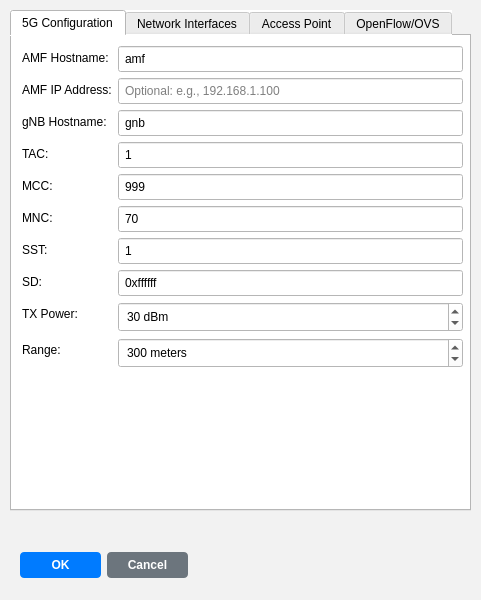
Above: netflux5g-editor/src/gui/ui/GNB_properties.ui from MELON-27AF/netflux5g-salman before the change. Below: the same form after it.
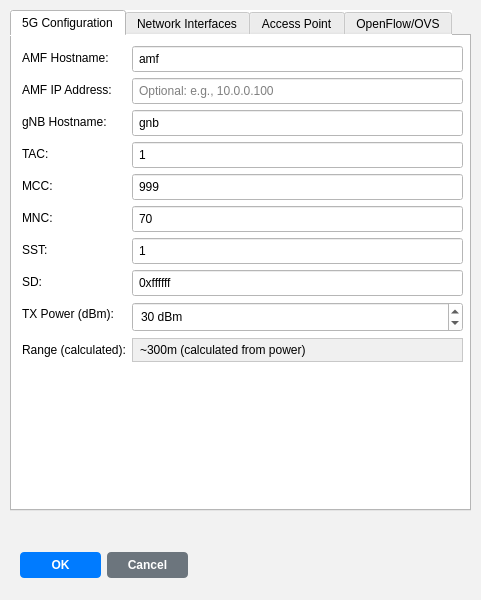
That is the form after the change. The open tabs and pages were chosen to show the change.

The edit to the form file:
```diff
--- a/netflux5g-editor/src/gui/ui/GNB_properties.ui
+++ b/netflux5g-editor/src/gui/ui/GNB_properties.ui
@@ -79,7 +79,7 @@
           <string/>
          </property>
          <property name="placeholderText">
-          <string>Optional: e.g., 192.168.1.100</string>
+          <string>Optional: e.g., 10.0.0.100</string>
          </property>
         </widget>
        </item>
@@ -188,7 +188,7 @@
        <item row="8" column="0">
         <widget class="QLabel" name="label_power">
          <property name="text">
-          <string>TX Power:</string>
+          <string>TX Power (dBm):</string>
          </property>
         </widget>
        </item>
@@ -214,26 +214,17 @@
        <item row="9" column="0">
         <widget class="QLabel" name="label_range">
          <property name="text">
-          <string>Range:</string>
+          <string>Range (calculated):</string>
          </property>
         </widget>
        </item>
        <item row="9" column="1">
-        <widget class="QSpinBox" name="GNB_Range">
+        <widget class="QLabel" name="GNB_RangeCalculated">
+         <property name="text">
+          <string>~300m (calculated from power)</string>
+         </property>
          <property name="styleSheet">
-          <string notr="true">background-color: rgb(255, 255, 255); padding: 4px;</string>
-         </property>
-         <property name="suffix">
-          <string> meters</string>
-         </property>
-         <property name="minimum">
-          <number>50</number>
-         </property>
-         <property name="maximum">
-          <number>1000</number>
-         </property>
-         <property name="value">
-          <number>300</number>
+          <string notr="true">background-color: rgb(240, 240, 240); padding: 4px; border: 1px solid rgb(200, 200, 200);</string>
          </property>
         </widget>
        </item>
```
Left out of the diff: 25 changed lines with no effect on the pictures.
